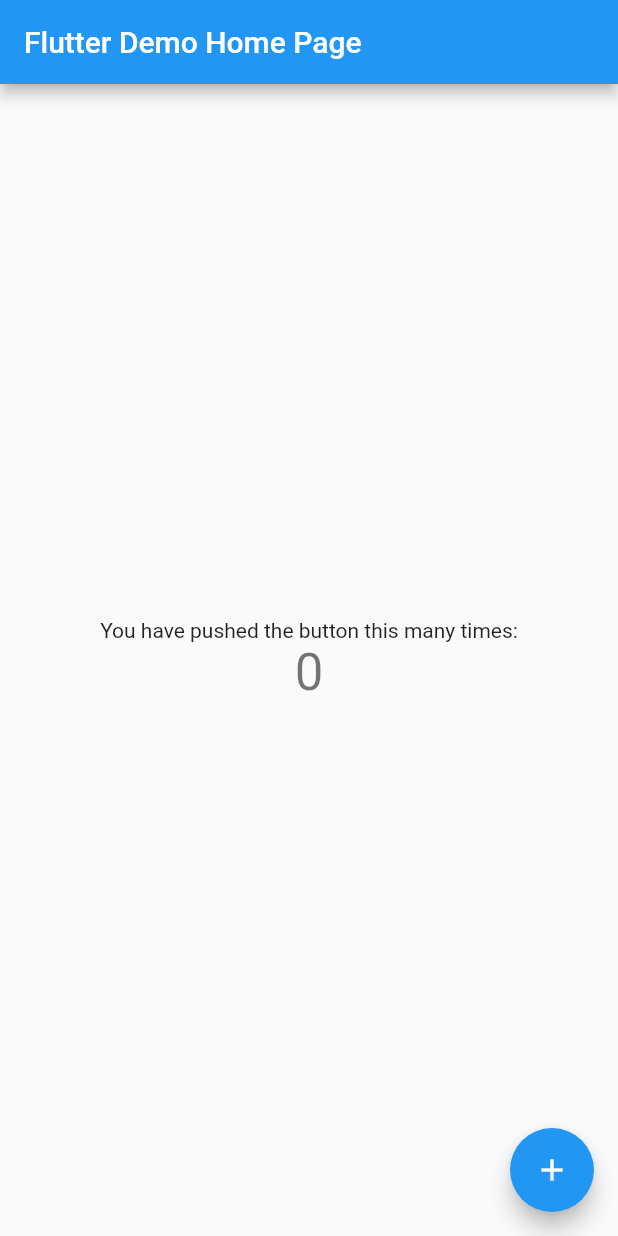
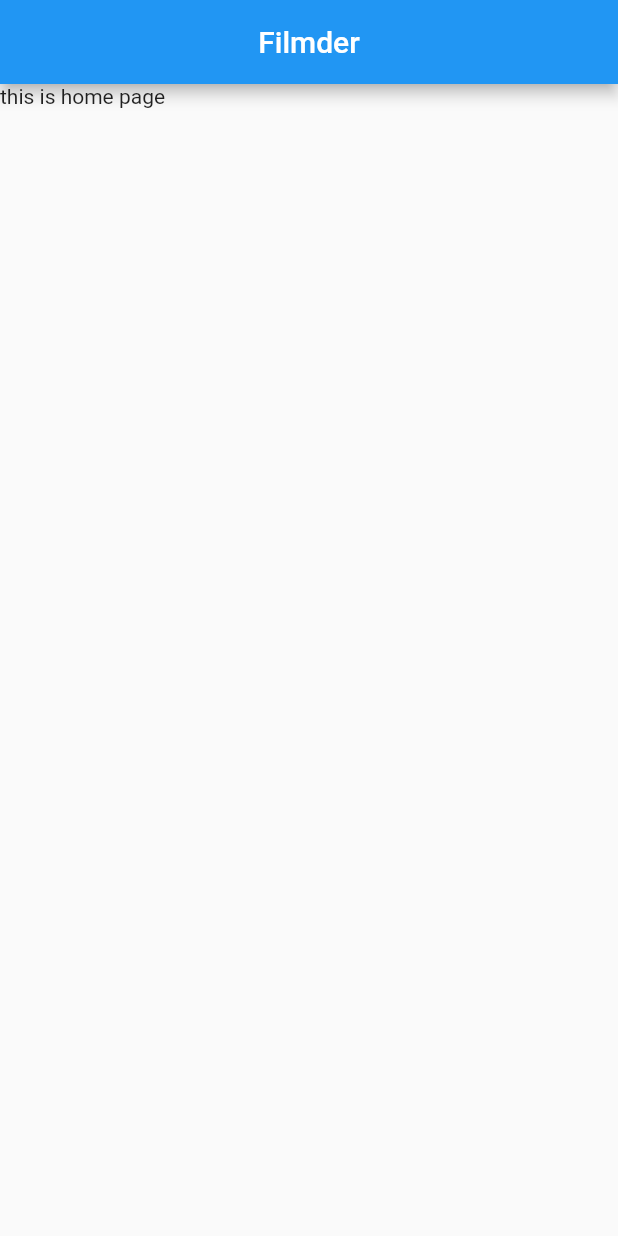
Before and after one commit to NTwahir/Filmder, a Flutter app: the screen it shows after launch, on a phone screen of 412 x 824 dp. Run offline on Flutter 3.47's test engine with Material 2 defaults, Android fonts, the phone set to English and light mode, and no system bars.

Commit message:
initial assets and home screen

```diff
--- a/lib/main.dart
+++ b/lib/main.dart
@@ -1,113 +1,8 @@
+import 'package:filmder/screens/home.dart';
 import 'package:flutter/material.dart';
 
 void main() {
-  runApp(MyApp());
+  runApp(MaterialApp(
+    home: Home(),
+  ));
 }
-
-class MyApp extends StatelessWidget {
-  // This widget is the root of your application.
-  @override
-  Widget build(BuildContext context) {
-    return MaterialApp(
-      title: 'Flutter Demo',
-      theme: ThemeData(
-        // This is the theme of your application.
-        //
-        // Try running your application with "flutter run". You'll see the
-        // application has a blue toolbar. Then, without quitting the app, try
-        // changing the primarySwatch below to Colors.green and then invoke
-        // "hot reload" (press "r" in the console where you ran "flutter run",
-        // or simply save your changes to "hot reload" in a Flutter IDE).
-        // Notice that the counter didn't reset back to zero; the application
-        // is not restarted.
-        primarySwatch: Colors.blue,
-      ),
-      home: MyHomePage(title: 'Flutter Demo Home Page'),
-    );
-  }
-}
-
-class MyHomePage extends StatefulWidget {
-  MyHomePage({Key? key, required this.title}) : super(key: key);
-
-  // This widget is the home page of your application. It is stateful, meaning
-  // that it has a State object (defined below) that contains fields that affect
-  // how it looks.
-
-  // This class is the configuration for the state. It holds the values (in this
-  // case the title) provided by the parent (in this case the App widget) and
-  // used by the build method of the State. Fields in a Widget subclass are
-  // always marked "final".
-
-  final String title;
-
-  @override
-  _MyHomePageState createState() => _MyHomePageState();
-}
-
-class _MyHomePageState extends State<MyHomePage> {
-  int _counter = 0;
-
-  void _incrementCounter() {
-    setState(() {
-      // This call to setState tells the Flutter framework that something has
-      // changed in this State, which causes it to rerun the build method below
-      // so that the display can reflect the updated values. If we changed
-      // _counter without calling setState(), then the build method would not be
-      // called again, and so nothing would appear to happen.
-      _counter++;
-    });
-  }
-
-  @override
-  Widget build(BuildContext context) {
-    // This method is rerun every time setState is called, for instance as done
-    // by the _incrementCounter method above.
-    //
-    // The Flutter framework has been optimized to make rerunning build methods
-    // fast, so that you can just rebuild anything that needs updating rather
-    // than having to individually change instances of widgets.
-    return Scaffold(
-      appBar: AppBar(
-        // Here we take the value from the MyHomePage object that was created by
-        // the App.build method, and use it to set our appbar title.
-        title: Text(widget.title),
-      ),
-      body: Center(
-        // Center is a layout widget. It takes a single child and positions it
-        // in the middle of the parent.
-        child: Column(
-          // Column is also a layout widget. It takes a list of children and
-          // arranges them vertically. By default, it sizes itself to fit its
-          // children horizontally, and tries to be as tall as its parent.
-          //
-          // Invoke "debug painting" (press "p" in the console, choose the
-          // "Toggle Debug Paint" action from the Flutter Inspector in Android
-          // Studio, or the "Toggle Debug Paint" command in Visual Studio Code)
-          // to see the wireframe for each widget.
-          //
-          // Column has various properties to control how it sizes itself and
-          // how it positions its children. Here we use mainAxisAlignment to
-          // center the children vertically; the main axis here is the vertical
-          // axis because Columns are vertical (the cross axis would be
-          // horizontal).
-          mainAxisAlignment: MainAxisAlignment.center,
-          children: <Widget>[
-            Text(
-              'You have pushed the button this many times:',
-            ),
-            Text(
-              '$_counter',
-              style: Theme.of(context).textTheme.headline4,
-            ),
-          ],
-        ),
-      ),
-      floatingActionButton: FloatingActionButton(
-        onPressed: _incrementCounter,
-        tooltip: 'Increment',
-        child: Icon(Icons.add),
-      ), // This trailing comma makes auto-formatting nicer for build methods.
-    );
-  }
-}
--- a/lib/screens/home.dart
+++ b/lib/screens/home.dart
@@ -0,0 +1,18 @@
+import 'package:flutter/material.dart';
+
+class Home extends StatefulWidget {
+  @override
+  _HomeState createState() => _HomeState();
+}
+
+class _HomeState extends State<Home> {
+  @override
+  Widget build(BuildContext context) {
+    return Scaffold(
+      appBar: AppBar(
+        title: Center(child: Text('Filmder')),
+      ),
+      body: Text('this is home page'),
+    );
+  }
+}
```
Also changed, not shown: lib/assets/colors.dart (added), lib/assets/theme.dart (added).
